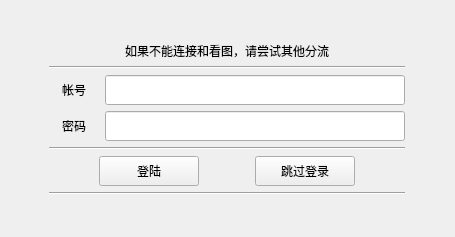
Old version of the form ui/login.ui in the repository tonquer/ehentai-qt.
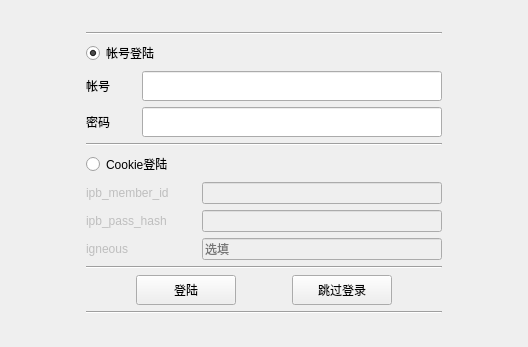
New version of the form.

What changed in the file:
```diff
--- a/ui/login.ui
+++ b/ui/login.ui
@@ -6,8 +6,8 @@
    <rect>
     <x>0</x>
     <y>0</y>
-    <width>455</width>
-    <height>237</height>
+    <width>528</width>
+    <height>347</height>
    </rect>
   </property>
   <property name="windowTitle">
@@ -31,21 +31,94 @@
     <layout class="QVBoxLayout" name="verticalLayout">
      <item>
       <layout class="QGridLayout" name="gridLayout_2">
-       <item row="2" column="0">
-        <widget class="Line" name="line">
-         <property name="orientation">
-          <enum>Qt::Horizontal</enum>
-         </property>
-        </widget>
+       <item row="8" column="0">
+        <layout class="QHBoxLayout" name="horizontalLayout_7">
+         <item>
+          <widget class="QLabel" name="passLabel">
+           <property name="enabled">
+            <bool>false</bool>
+           </property>
+           <property name="minimumSize">
+            <size>
+             <width>110</width>
+             <height>0</height>
+            </size>
+           </property>
+           <property name="text">
+            <string>ipb_pass_hash</string>
+           </property>
+           <property name="textInteractionFlags">
+            <set>Qt::LinksAccessibleByMouse|Qt::TextSelectableByMouse</set>
+           </property>
+          </widget>
+         </item>
+         <item>
+          <widget class="QLineEdit" name="passLine">
+           <property name="enabled">
+            <bool>false</bool>
+           </property>
+          </widget>
+         </item>
+        </layout>
+       </item>
+       <item row="0" column="0">
+        <layout class="QVBoxLayout" name="verticalLayout_2"/>
        </item>
        <item row="7" column="0">
+        <layout class="QHBoxLayout" name="horizontalLayout_5">
+         <item>
+          <widget class="QLabel" name="memberLabel">
+           <property name="enabled">
+            <bool>false</bool>
+           </property>
+           <property name="minimumSize">
+            <size>
+             <width>110</width>
+             <height>0</height>
+            </size>
+           </property>
+           <property name="text">
+            <string>ipb_member_id</string>
+           </property>
+           <property name="textInteractionFlags">
+            <set>Qt::LinksAccessibleByMouse|Qt::TextSelectableByMouse</set>
+           </property>
+          </widget>
+         </item>
+         <item>
+          <widget class="QLineEdit" name="memberLine">
+           <property name="enabled">
+            <bool>false</bool>
+           </property>
+          </widget>
+         </item>
+        </layout>
+       </item>
+       <item row="12" column="0">
         <widget class="Line" name="line_2">
          <property name="orientation">
           <enum>Qt::Horizontal</enum>
          </property>
         </widget>
        </item>
+       <item row="10" column="0">
+        <widget class="Line" name="line_3">
+         <property name="orientation">
+          <enum>Qt::Horizontal</enum>
+         </property>
+        </widget>
+       </item>
        <item row="6" column="0">
+        <widget class="QRadioButton" name="cookieRadio">
+         <property name="text">
+          <string>Cookie登陆</string>
+         </property>
+         <attribute name="buttonGroup">
+          <string notr="true">buttonGroup</string>
+         </attribute>
+        </widget>
+       </item>
+       <item row="11" column="0">
         <layout class="QHBoxLayout" name="horizontalLayout_3">
          <item>
           <widget class="QPushButton" name="loginButton">
@@ -104,7 +177,7 @@
             <string>帐号</string>
            </property>
            <property name="alignment">
-            <set>Qt::AlignCenter</set>
+            <set>Qt::AlignLeading|Qt::AlignLeft|Qt::AlignVCenter</set>
            </property>
           </widget>
          </item>
@@ -123,13 +196,27 @@
          </item>
         </layout>
        </item>
+       <item row="2" column="0">
+        <layout class="QHBoxLayout" name="horizontalLayout_4">
+         <item>
+          <widget class="QRadioButton" name="userRadio">
+           <property name="text">
+            <string>帐号登陆</string>
+           </property>
+           <property name="checked">
+            <bool>true</bool>
+           </property>
+           <attribute name="buttonGroup">
+            <string notr="true">buttonGroup</string>
+           </attribute>
+          </widget>
+         </item>
+        </layout>
+       </item>
        <item row="1" column="0">
-        <widget class="QLabel" name="label_3">
-         <property name="text">
-          <string>如果不能连接和看图，请尝试其他分流</string>
-         </property>
-         <property name="alignment">
-          <set>Qt::AlignCenter</set>
+        <widget class="Line" name="line">
+         <property name="orientation">
+          <enum>Qt::Horizontal</enum>
          </property>
         </widget>
        </item>
@@ -150,7 +237,7 @@
             <string>密码</string>
            </property>
            <property name="alignment">
-            <set>Qt::AlignCenter</set>
+            <set>Qt::AlignLeading|Qt::AlignLeft|Qt::AlignVCenter</set>
            </property>
           </widget>
          </item>
@@ -172,11 +259,44 @@
          </item>
         </layout>
        </item>
-       <item row="8" column="0">
+       <item row="9" column="0">
+        <layout class="QHBoxLayout" name="horizontalLayout_6">
+         <item>
+          <widget class="QLabel" name="igneousLabel">
+           <property name="enabled">
+            <bool>false</bool>
+           </property>
+           <property name="minimumSize">
+            <size>
+             <width>110</width>
+             <height>0</height>
+            </size>
+           </property>
+           <property name="text">
+            <string>igneous</string>
+           </property>
+           <property name="textInteractionFlags">
+            <set>Qt::LinksAccessibleByMouse|Qt::TextSelectableByMouse</set>
+           </property>
+          </widget>
+         </item>
+         <item>
+          <widget class="QLineEdit" name="igneousLine">
+           <property name="enabled">
+            <bool>false</bool>
+           </property>
+           <property name="placeholderText">
+            <string>选填</string>
+           </property>
+          </widget>
+         </item>
+        </layout>
+       </item>
+       <item row="13" column="0">
         <layout class="QGridLayout" name="gridLayout_4"/>
        </item>
        <item row="5" column="0">
-        <widget class="Line" name="line_3">
+        <widget class="Line" name="line_4">
          <property name="orientation">
           <enum>Qt::Horizontal</enum>
          </property>
```
Left out of the diff: 15 changed lines with no effect on the pictures.
